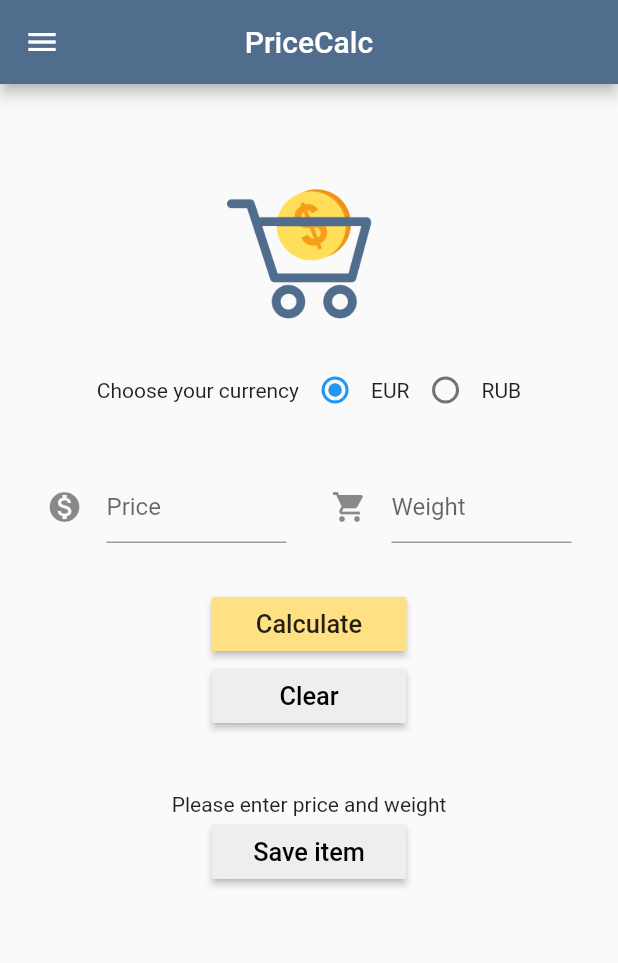
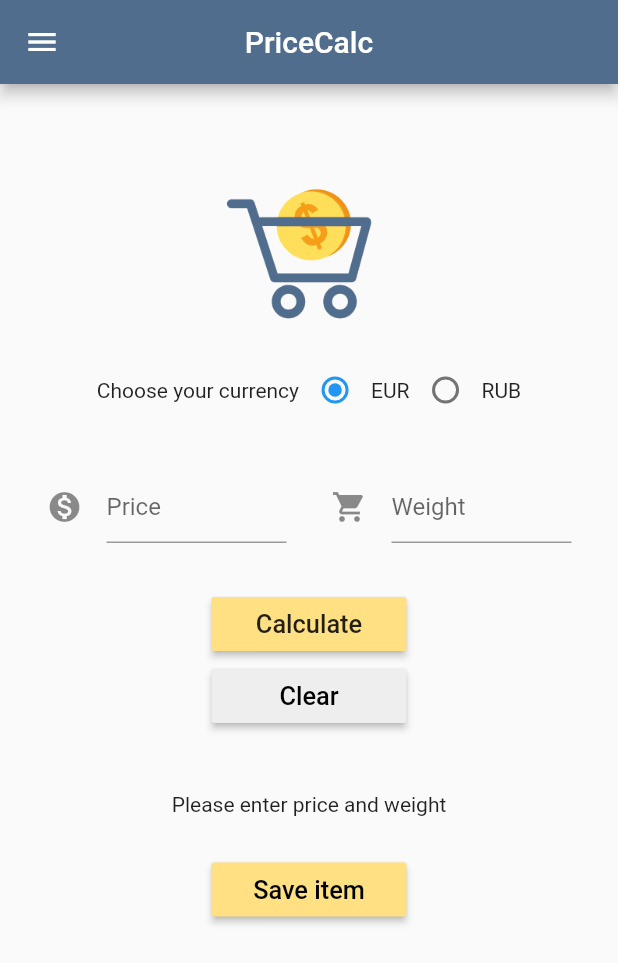
Before and after one commit to irinalim/PriceCalc, a Flutter app: the Home screen opened by its route, after a tap on the "menu" icon, after a tap on "Выйти", on a phone screen of 412 x 824 dp. Shown: the top 963 px of the screen. Run offline on Flutter 3.47's test engine with Material 2 defaults, Android fonts, the phone set to English and light mode, and no system bars; our stand-ins replace firebase_auth, firebase_database, google_sign_in, modal_progress_hud; missing offline and left inert: dart:ffi; accounts and stored records are empty.

Commit message:
Add an ability to use calculator without loggin in

```diff
--- a/lib/Components/Home-Drawer.dart
+++ b/lib/Components/Home-Drawer.dart
@@ -12,7 +12,17 @@ Widget homeDrawer(User user, context) {
   return Drawer(
     child: SafeArea(
       child: Container(
-        child: Column(
+        child: user == null
+            ? Center(
+                child: RaisedButton(
+                  color: Styles.primaryYellow,
+                  child: Text("Login"),
+                  onPressed: () {
+                    Navigator.pushNamed(context, '/login');
+                  },
+                ),
+              )
+            : Column(
                 children: <Widget>[
                   Expanded(
                     flex: 2,
@@ -66,7 +76,7 @@ Widget homeDrawer(User user, context) {
                           _auth.signOut();
                           await _googleSignIn.signOut();
                           print("User Sign Out");
-                    Navigator.pushReplacementNamed(context, '/login');
+                          Navigator.pushReplacementNamed(context, '/home');
                         },
                         color: Styles.lightGrey,
                         child: new Text(
--- a/lib/Components/Home.dart
+++ b/lib/Components/Home.dart
@@ -17,7 +17,10 @@ class _HomeState extends State<Home> {
   String pricePerKilo = '';
   int radioValue = 0;
   String currency = 'EUR';
-  User user = User("", "", "");
+//  User user = User("", "", "");
+  User user;
+//  FirebaseUser currentUser;
+
 
   void _clearTextFields() {
     FocusScope.of(context).unfocus();
@@ -197,9 +200,11 @@ class _HomeState extends State<Home> {
                             color: Styles.primaryBlue),
                       ),
                 Container(
+                  padding: EdgeInsets.only(top: 25),
                   child: MaterialButton(
                     minWidth: 130,
                     onPressed: () {
+                      if (user != null) {
                         showDialog(
                             context: context,
                             builder: (context) {
@@ -211,8 +216,11 @@ class _HomeState extends State<Home> {
                                 currency: currency,
                               );
                             });
+                      } else {
+                        Navigator.pushNamed(context, '/login');
+                      }
                     },
-                    color: Styles.lightGrey,
+                    color: user == null ? Styles.lightGrey : Styles.primaryYellow,
                     child: new Text("Save item",
                         style: TextStyle(color: Colors.black, fontSize: 16.9)),
                   ),
--- a/lib/main.dart
+++ b/lib/main.dart
@@ -6,7 +6,7 @@ import 'package:firebase_auth/firebase_auth.dart';
 import 'Components/SavedItems.dart';
 
 void main () async {
-  Widget _defaultScreen = Login();
+  Widget _defaultScreen = Home();
 
   runApp(MaterialApp(
     title: 'PriceApp',
```
Lines whose indentation alone changed are shown as unchanged.
